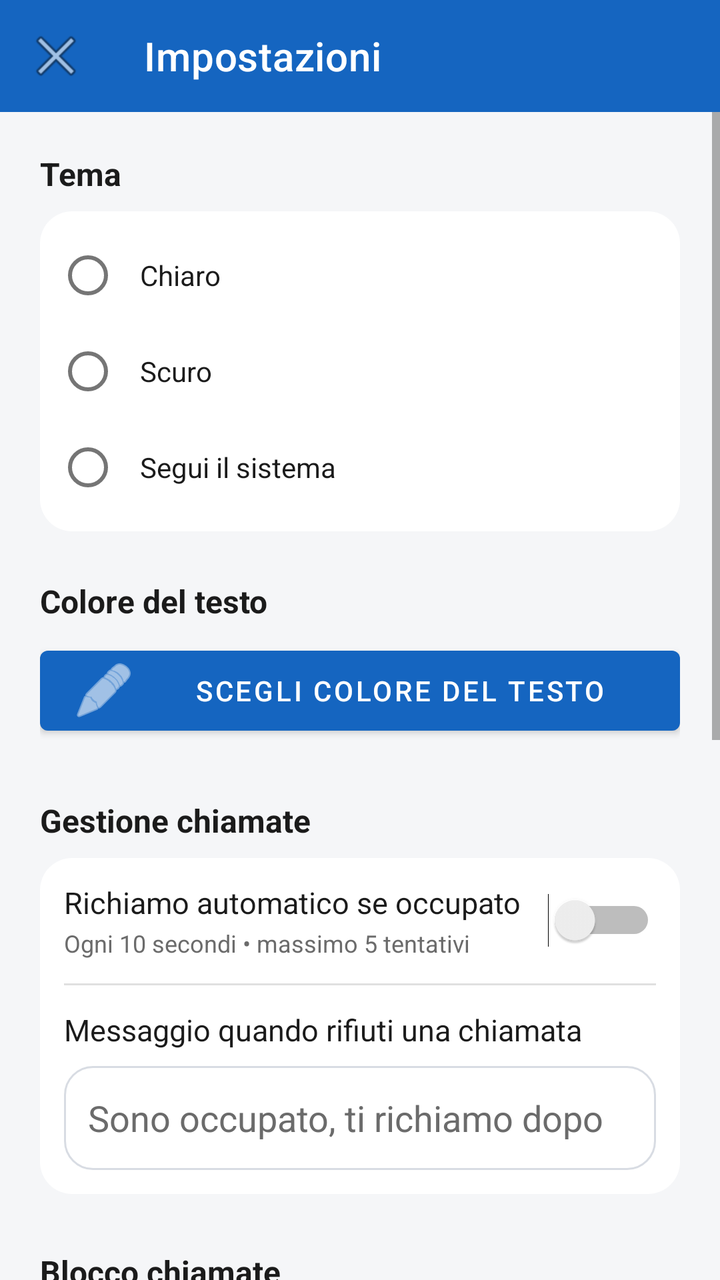
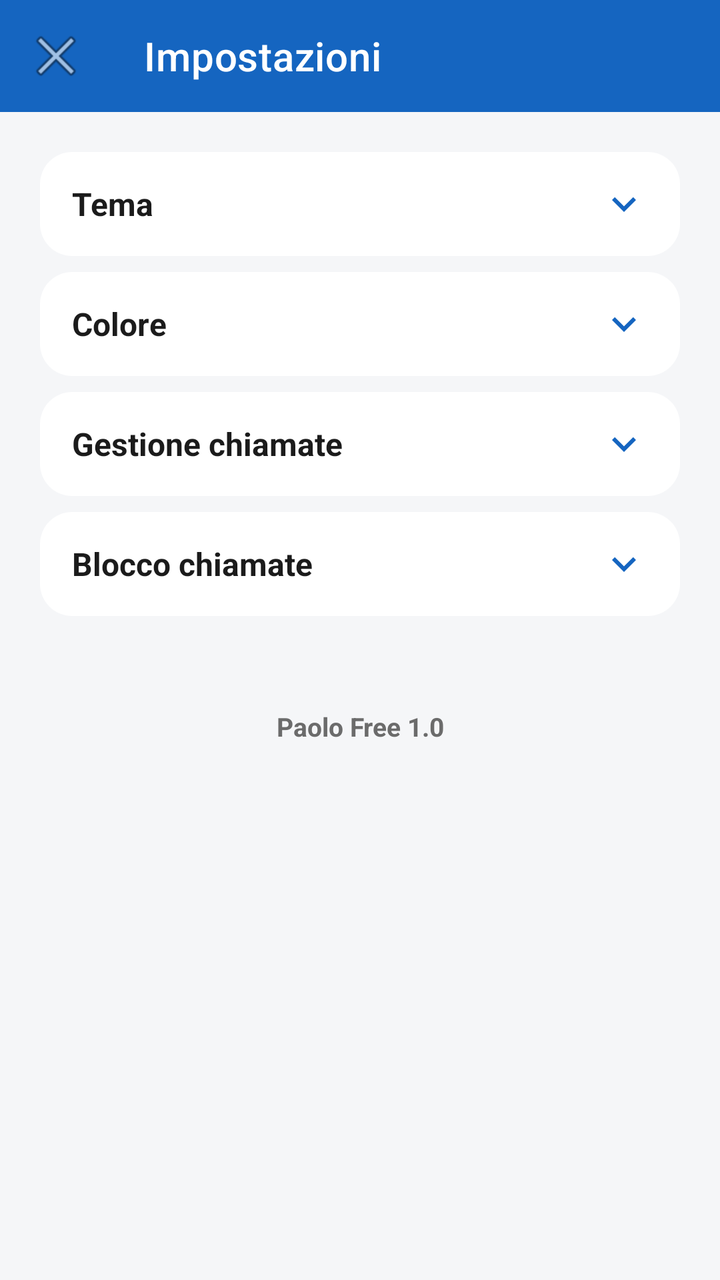

Two renders of the same Android screen: before a commit and after it. Below are the layout's source before the change and the commit's diff.
<!-- AndroidManifest.xml: activity theme Theme.GestioneChiamate -->
<!-- res/layout/activity_impostazioni.xml -->
<?xml version="1.0" encoding="utf-8"?>
<LinearLayout xmlns:android="http://schemas.android.com/apk/res/android"
    xmlns:app="http://schemas.android.com/apk/res-auto"
    android:layout_width="match_parent"
    android:layout_height="match_parent"
    android:orientation="vertical"
    android:background="@color/background">

    <androidx.appcompat.widget.Toolbar
        android:id="@+id/toolbar"
        android:layout_width="match_parent"
        android:layout_height="?attr/actionBarSize"
        android:background="@color/primary"
        app:title="Impostazioni"
        app:navigationIcon="@android:drawable/ic_menu_close_clear_cancel"
        app:titleTextColor="@color/white" />

    <ScrollView
        android:layout_width="match_parent"
        android:layout_height="match_parent">

        <LinearLayout
            android:layout_width="match_parent"
            android:layout_height="wrap_content"
            android:orientation="vertical"
            android:padding="20dp">

            <TextView
                android:layout_width="match_parent"
                android:layout_height="wrap_content"
                android:text="Tema"
                android:textColor="@color/text_primary"
                android:textStyle="bold"
                android:textSize="16sp" />

            <RadioGroup
                android:id="@+id/gruppoTema"
                android:layout_width="match_parent"
                android:layout_height="wrap_content"
                android:layout_marginTop="8dp"
                android:background="@drawable/bg_favorite_slot"
                android:padding="8dp">

                <RadioButton
                    android:id="@+id/radioChiaro"
                    android:layout_width="match_parent"
                    android:layout_height="wrap_content"
                    android:padding="10dp"
                    android:text="Chiaro"
                    android:textColor="@color/text_primary" />

                <RadioButton
                    android:id="@+id/radioScuro"
                    android:layout_width="match_parent"
                    android:layout_height="wrap_content"
                    android:padding="10dp"
                    android:text="Scuro"
                    android:textColor="@color/text_primary" />

                <RadioButton
                    android:id="@+id/radioSistema"
                    android:layout_width="match_parent"
                    android:layout_height="wrap_content"
                    android:padding="10dp"
                    android:text="Segui il sistema"
                    android:textColor="@color/text_primary" />

            </RadioGroup>

            <TextView
                android:layout_width="match_parent"
                android:layout_height="wrap_content"
                android:layout_marginTop="24dp"
                android:text="Colore del testo"
                android:textColor="@color/text_primary"
                android:textStyle="bold"
                android:textSize="16sp" />

            <com.google.android.material.button.MaterialButton
                android:id="@+id/btnColoreTesto"
                android:layout_width="match_parent"
                android:layout_height="wrap_content"
                android:layout_marginTop="8dp"
                android:text="Scegli colore del testo"
                app:icon="@android:drawable/ic_menu_edit" />

            <TextView
                android:layout_width="match_parent"
                android:layout_height="wrap_content"
                android:layout_marginTop="28dp"
                android:text="Gestione chiamate"
                android:textColor="@color/text_primary"
                android:textStyle="bold"
                android:textSize="16sp" />

            <LinearLayout
                android:layout_width="match_parent"
                android:layout_height="wrap_content"
                android:layout_marginTop="8dp"
                android:orientation="vertical"
                android:background="@drawable/bg_favorite_slot"
                android:padding="12dp">

                <LinearLayout
                    android:layout_width="match_parent"
                    android:layout_height="wrap_content"
                    android:gravity="center_vertical"
                    android:orientation="horizontal">

                    <LinearLayout
                        android:layout_width="0dp"
                        android:layout_height="wrap_content"
                        android:layout_weight="1"
                        android:orientation="vertical">

                        <TextView
                            android:layout_width="match_parent"
                            android:layout_height="wrap_content"
                            android:text="Richiamo automatico se occupato"
                            android:textColor="@color/text_primary"
                            android:textSize="15sp" />

                        <TextView
                            android:layout_width="match_parent"
                            android:layout_height="wrap_content"
                            android:layout_marginTop="2dp"
                            android:text="Ogni 10 secondi • massimo 5 tentativi"
                            android:textColor="@color/text_secondary"
                            android:textSize="12sp" />

                    </LinearLayout>

                    <Switch
                        android:id="@+id/switchRichiamoAutomatico"
                        android:layout_width="wrap_content"
                        android:layout_height="wrap_content" />

                </LinearLayout>

                <View
                    android:layout_width="match_parent"
                    android:layout_height="1dp"
                    android:layout_marginTop="12dp"
                    android:layout_marginBottom="12dp"
                    android:background="#E0E0E0" />

                <TextView
                    android:layout_width="match_parent"
                    android:layout_height="wrap_content"
                    android:text="Messaggio quando rifiuti una chiamata"
                    android:textColor="@color/text_primary"
                    android:textSize="15sp" />

                <EditText
                    android:id="@+id/editMessaggioRifiuto"
                    android:layout_width="match_parent"
                    android:layout_height="wrap_content"
                    android:layout_marginTop="8dp"
                    android:background="@drawable/bg_campo_editor"
                    android:hint="Sono occupato, ti richiamo dopo"
                    android:inputType="textCapSentences|textMultiLine"
                    android:maxLength="160"
                    android:maxLines="3"
                    android:minHeight="52dp"
                    android:padding="12dp"
                    android:textColor="@color/text_primary"
                    android:textColorHint="@color/text_secondary" />

            </LinearLayout>

            <TextView
                android:layout_width="match_parent"
                android:layout_height="wrap_content"
                android:layout_marginTop="28dp"
                android:text="Blocco chiamate"
                android:textColor="@color/text_primary"
                android:textStyle="bold"
                android:textSize="16sp" />

            <TextView
                android:layout_width="match_parent"
                android:layout_height="wrap_content"
                android:layout_marginTop="2dp"
                android:layout_marginBottom="8dp"
                android:text="Le chiamate in arrivo che rientrano nei filtri attivi verranno rifiutate automaticamente."
                android:textColor="@color/text_secondary"
                android:textSize="13sp" />

            <LinearLayout
                android:layout_width="match_parent"
                android:layout_height="wrap_content"
                android:orientation="vertical"
                android:background="@drawable/bg_favorite_slot"
                android:padding="4dp">

                <LinearLayout
                    android:layout_width="match_parent"
                    android:layout_height="wrap_content"
                    android:orientation="horizontal"
                    android:gravity="center_vertical"
                    android:padding="12dp">

                    <TextView
                        android:layout_width="0dp"
                        android:layout_height="wrap_content"
                        android:layout_weight="1"
                        android:text="Numeri nascosti"
                        android:textColor="@color/text_primary"
                        android:textSize="15sp" />

                    <Switch
                        android:id="@+id/switchNascosti"
                        android:layout_width="wrap_content"
                        android:layout_height="wrap_content" />

                </LinearLayout>

                <View
                    android:layout_width="match_parent"
                    android:layout_height="1dp"
                    android:background="#E0E0E0" />

                <LinearLayout
                    android:layout_width="match_parent"
                    android:layout_height="wrap_content"
                    android:orientation="horizontal"
                    android:gravity="center_vertical"
                    android:padding="12dp">

                    <TextView
                        android:layout_width="0dp"
                        android:layout_height="wrap_content"
                        android:layout_weight="1"
                        android:text="Numeri stranieri"
                        android:textColor="@color/text_primary"
                        android:textSize="15sp" />

                    <Switch
                        android:id="@+id/switchStranieri"
                        android:layout_width="wrap_content"
                        android:layout_height="wrap_content" />

                </LinearLayout>

                <View
                    android:layout_width="match_parent"
                    android:layout_height="1dp"
                    android:background="#E0E0E0" />

                <LinearLayout
                    android:layout_width="match_parent"
                    android:layout_height="wrap_content"
                    android:orientation="horizontal"
                    android:gravity="center_vertical"
                    android:padding="12dp">

                    <TextView
                        android:layout_width="0dp"
                        android:layout_height="wrap_content"
                        android:layout_weight="1"
                        android:text="Numeri non in rubrica"
                        android:textColor="@color/text_primary"
                        android:textSize="15sp" />

                    <Switch
                        android:id="@+id/switchNonInRubrica"
                        android:layout_width="wrap_content"
                        android:layout_height="wrap_content" />

                </LinearLayout>

                <View
                    android:layout_width="match_parent"
                    android:layout_height="1dp"
                    android:background="#E0E0E0" />

                <LinearLayout
                    android:layout_width="match_parent"
                    android:layout_height="wrap_content"
                    android:orientation="horizontal"
                    android:gravity="center_vertical"
                    android:padding="12dp">

                    <LinearLayout
                        android:layout_width="0dp"
                        android:layout_height="wrap_content"
                        android:layout_weight="1"
                        android:orientation="vertical">

                        <TextView
                            android:layout_width="match_parent"
                            android:layout_height="wrap_content"
                            android:text="Prefissi personalizzati"
                            android:textColor="@color/text_primary"
                            android:textSize="15sp" />

                        <TextView
                            android:layout_width="match_parent"
                            android:layout_height="wrap_content"
                            android:layout_marginTop="2dp"
                            android:text="Blocca i numeri che iniziano con i prefissi scelti"
                            android:textColor="@color/text_secondary"
                            android:textSize="12sp" />

                    </LinearLayout>

                    <Switch
                        android:id="@+id/switchPrefissi"
                        android:layout_width="wrap_content"
                        android:layout_height="wrap_content" />

                </LinearLayout>

            </LinearLayout>

            <com.google.android.material.button.MaterialButton
                android:id="@+id/btnGestisciPrefissi"
                android:layout_width="match_parent"
                android:layout_height="wrap_content"
                android:layout_marginTop="10dp"
                android:text="Gestisci prefissi (0)"
                app:icon="@android:drawable/ic_input_add" />

            <TextView
                android:id="@+id/txtStatoFiltro"
                android:layout_width="match_parent"
                android:layout_height="wrap_content"
                android:layout_marginTop="16dp"
                android:textColor="@color/text_secondary"
                android:textSize="13sp" />

            <com.google.android.material.button.MaterialButton
                android:id="@+id/btnAttivaFiltro"
                android:layout_width="match_parent"
                android:layout_height="wrap_content"
                android:layout_marginTop="8dp"
                android:text="Attiva il filtro chiamate" />

            <TextView
                android:id="@+id/txtVersione"
                android:layout_width="match_parent"
                android:layout_height="wrap_content"
                android:layout_marginTop="24dp"
                android:gravity="center"
                android:textColor="@color/text_secondary"
                android:textSize="12sp" />

        </LinearLayout>

    </ScrollView>

</LinearLayout>
<!-- resources referenced by this layout -->
<resources>
  <color name="background">#F5F6F8</color>
  <color name="primary">#1565C0</color>
  <color name="text_primary">#1B1B1B</color>
  <color name="text_secondary">#6B6B6B</color>
  <color name="white">#FFFFFF</color>
  <!-- drawable bg_campo_editor (drawable) -->
  <?xml version="1.0" encoding="utf-8"?>
  <shape xmlns:android="http://schemas.android.com/apk/res/android"
      android:shape="rectangle">
      <solid android:color="@color/card" />
      <stroke android:width="1dp" android:color="@color/border" />
      <corners android:radius="14dp" />
      <padding
          android:left="14dp"
          android:top="4dp"
          android:right="14dp"
          android:bottom="4dp" />
  </shape>
  <!-- drawable bg_favorite_slot (drawable) -->
  <shape xmlns:android="http://schemas.android.com/apk/res/android"
      android:shape="rectangle">
      <corners android:radius="16dp" />
      <solid android:color="@color/card" />
  </shape>
  <style name="Theme.GestioneChiamate" parent="Theme.MaterialComponents.DayNight.NoActionBar">
          <item name="colorPrimary">@color/primary</item>
          <item name="colorPrimaryDark">@color/primary_dark</item>
          <item name="colorAccent">@color/accent</item>
          <item name="android:windowBackground">@color/background</item>
      </style>
  <color name="card">#FFFFFF</color>
  <color name="border">#D8DCE3</color>
  <color name="primary_dark">#0D47A1</color>
  <color name="accent">#43A047</color>
</resources>

<!-- the commit's change to res/layout/activity_impostazioni.xml (unified diff, before → after) -->
@@ -26,8 +26,17 @@
             android:padding="20dp">
 
             <TextView
-                android:layout_width="match_parent"
-                android:layout_height="wrap_content"
+                android:id="@+id/headerTema"
+                android:layout_width="match_parent"
+                android:layout_height="52dp"
+                android:background="@drawable/bg_favorite_slot"
+                android:clickable="true"
+                android:drawableEnd="@drawable/ic_expand_more"
+                android:drawableTint="@color/primary"
+                android:focusable="true"
+                android:gravity="center_vertical"
+                android:paddingStart="16dp"
+                android:paddingEnd="16dp"
                 android:text="Tema"
                 android:textColor="@color/text_primary"
                 android:textStyle="bold"
@@ -39,6 +48,7 @@
                 android:layout_height="wrap_content"
                 android:layout_marginTop="8dp"
                 android:background="@drawable/bg_favorite_slot"
+                android:visibility="gone"
                 android:padding="8dp">
 
                 <RadioButton
@@ -68,10 +78,19 @@
             </RadioGroup>
 
             <TextView
-                android:layout_width="match_parent"
-                android:layout_height="wrap_content"
-                android:layout_marginTop="24dp"
-                android:text="Colore del testo"
+                android:id="@+id/headerColore"
+                android:layout_width="match_parent"
+                android:layout_height="52dp"
+                android:layout_marginTop="8dp"
+                android:background="@drawable/bg_favorite_slot"
+                android:clickable="true"
+                android:drawableEnd="@drawable/ic_expand_more"
+                android:drawableTint="@color/primary"
+                android:focusable="true"
+                android:gravity="center_vertical"
+                android:paddingStart="16dp"
+                android:paddingEnd="16dp"
+                android:text="Colore"
                 android:textColor="@color/text_primary"
                 android:textStyle="bold"
                 android:textSize="16sp" />
@@ -81,24 +100,36 @@
                 android:layout_width="match_parent"
                 android:layout_height="wrap_content"
                 android:layout_marginTop="8dp"
+                android:visibility="gone"
                 android:text="Scegli colore del testo"
                 app:icon="@android:drawable/ic_menu_edit" />
 
             <TextView
-                android:layout_width="match_parent"
-                android:layout_height="wrap_content"
-                android:layout_marginTop="28dp"
+                android:id="@+id/headerGestione"
+                android:layout_width="match_parent"
+                android:layout_height="52dp"
+                android:layout_marginTop="8dp"
+                android:background="@drawable/bg_favorite_slot"
+                android:clickable="true"
+                android:drawableEnd="@drawable/ic_expand_more"
+                android:drawableTint="@color/primary"
+                android:focusable="true"
+                android:gravity="center_vertical"
+                android:paddingStart="16dp"
+                android:paddingEnd="16dp"
                 android:text="Gestione chiamate"
                 android:textColor="@color/text_primary"
                 android:textStyle="bold"
                 android:textSize="16sp" />
 
             <LinearLayout
+                android:id="@+id/contenutoGestione"
                 android:layout_width="match_parent"
                 android:layout_height="wrap_content"
                 android:layout_marginTop="8dp"
                 android:orientation="vertical"
                 android:background="@drawable/bg_favorite_slot"
+                android:visibility="gone"
                 android:padding="12dp">
 
                 <LinearLayout
@@ -169,22 +200,38 @@
             </LinearLayout>
 
             <TextView
-                android:layout_width="match_parent"
-                android:layout_height="wrap_content"
-                android:layout_marginTop="28dp"
+                android:id="@+id/headerBlocco"
+                android:layout_width="match_parent"
+                android:layout_height="52dp"
+                android:layout_marginTop="8dp"
+                android:background="@drawable/bg_favorite_slot"
+                android:clickable="true"
+                android:drawableEnd="@drawable/ic_expand_more"
+                android:drawableTint="@color/primary"
+                android:focusable="true"
+                android:gravity="center_vertical"
+                android:paddingStart="16dp"
+                android:paddingEnd="16dp"
                 android:text="Blocco chiamate"
                 android:textColor="@color/text_primary"
                 android:textStyle="bold"
                 android:textSize="16sp" />
 
-            <TextView
-                android:layout_width="match_parent"
-                android:layout_height="wrap_content"
-                android:layout_marginTop="2dp"
-                android:layout_marginBottom="8dp"
-                android:text="Le chiamate in arrivo che rientrano nei filtri attivi verranno rifiutate automaticamente."
-                android:textColor="@color/text_secondary"
-                android:textSize="13sp" />
+            <LinearLayout
+                android:id="@+id/contenutoBlocco"
+                android:layout_width="match_parent"
+                android:layout_height="wrap_content"
+                android:orientation="vertical"
+                android:visibility="gone">
+
+                <TextView
+                    android:layout_width="match_parent"
+                    android:layout_height="wrap_content"
+                    android:layout_marginTop="8dp"
+                    android:layout_marginBottom="8dp"
+                    android:text="Le chiamate in arrivo che rientrano nei filtri attivi verranno rifiutate automaticamente."
+                    android:textColor="@color/text_secondary"
+                    android:textSize="13sp" />
 
             <LinearLayout
                 android:layout_width="match_parent"
@@ -336,6 +383,8 @@
                 android:layout_marginTop="8dp"
                 android:text="Attiva il filtro chiamate" />
 
+            </LinearLayout>
+
             <TextView
                 android:id="@+id/txtVersione"
                 android:layout_width="match_parent"
@@ -345,6 +394,18 @@
                 android:textColor="@color/text_secondary"
                 android:textSize="12sp" />
 
+            <TextView
+                android:id="@+id/txtFirma"
+                android:layout_width="match_parent"
+                android:layout_height="wrap_content"
+                android:layout_marginTop="6dp"
+                android:layout_marginBottom="12dp"
+                android:gravity="center"
+                android:text="Paolo Free 1.0"
+                android:textColor="@color/text_secondary"
+                android:textSize="13sp"
+                android:textStyle="bold" />
+
         </LinearLayout>
 
     </ScrollView>
<!-- resource entries referenced after the edit -->
@@ -24,6 +24,16 @@
       <corners android:radius="16dp" />
       <solid android:color="@color/card" />
   </shape>
+  <!-- drawable ic_expand_more (drawable) -->
+  <vector xmlns:android="http://schemas.android.com/apk/res/android"
+      android:width="24dp"
+      android:height="24dp"
+      android:viewportWidth="24"
+      android:viewportHeight="24">
+      <path
+          android:fillColor="#FFFFFF"
+          android:pathData="M7.41,8.59 12,13.17l4.59,-4.58L18,10l-6,6 -6,-6z" />
+  </vector>
   <style name="Theme.GestioneChiamate" parent="Theme.MaterialComponents.DayNight.NoActionBar">
           <item name="colorPrimary">@color/primary</item>
           <item name="colorPrimaryDark">@color/primary_dark</item>
